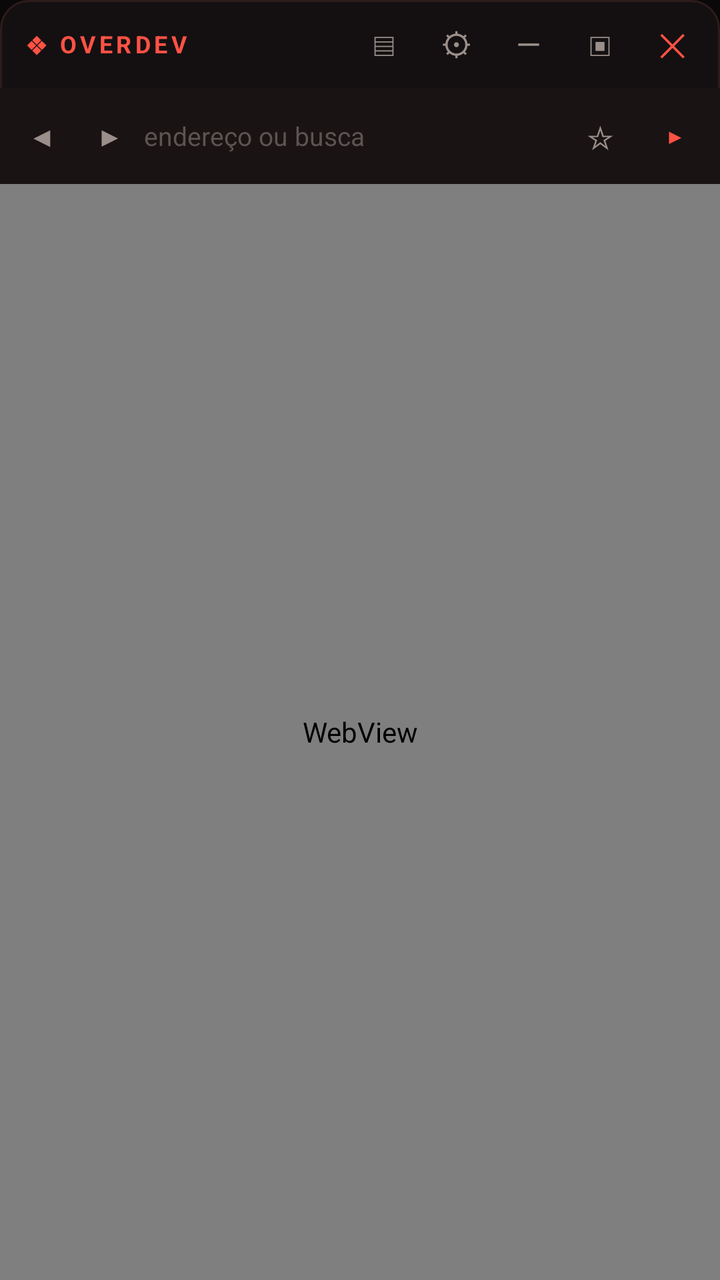
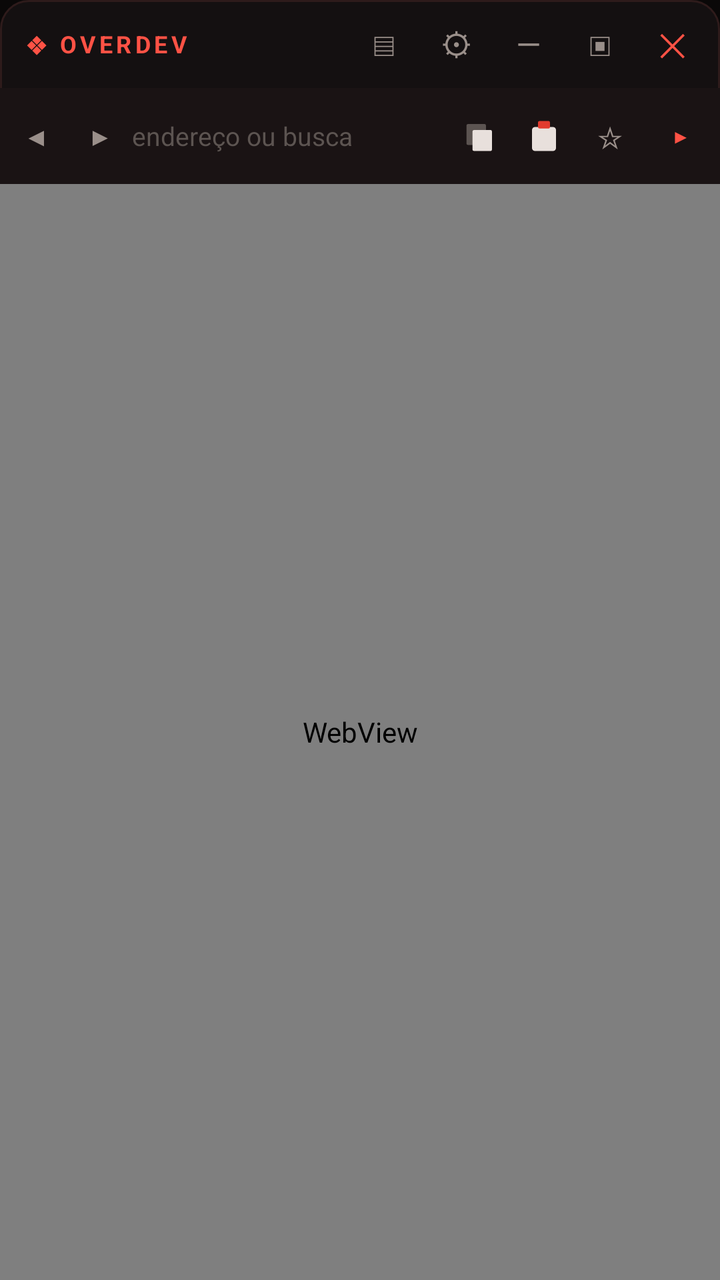

The first picture is an Android layout as it rendered before a commit; the second is the same layout after the commit. The layout source and the unified diff follow.
<!-- AndroidManifest.xml: application theme Theme.OverDev -->
<!-- res/layout/floating_browser.xml -->
<?xml version="1.0" encoding="utf-8"?>
<LinearLayout xmlns:android="http://schemas.android.com/apk/res/android"
    android:id="@+id/ovRoot"
    android:layout_width="match_parent"
    android:layout_height="match_parent"
    android:background="@drawable/ov_window_bg"
    android:orientation="vertical">

    <LinearLayout
        android:id="@+id/ovHeader"
        android:layout_width="match_parent"
        android:layout_height="44dp"
        android:gravity="center_vertical"
        android:orientation="horizontal"
        android:paddingStart="12dp"
        android:paddingEnd="6dp">

        <TextView
            android:layout_width="wrap_content"
            android:layout_height="wrap_content"
            android:letterSpacing="0.15"
            android:text="❖ OVERDEV"
            android:textColor="@color/ov_red_hi"
            android:textSize="12sp"
            android:textStyle="bold"/>

        <Space
            android:layout_width="0dp"
            android:layout_height="1dp"
            android:layout_weight="1"/>

        <TextView
            android:id="@+id/btnConsole"
            android:layout_width="36dp"
            android:layout_height="match_parent"
            android:background="?attr/selectableItemBackgroundBorderless"
            android:clickable="true"
            android:focusable="true"
            android:gravity="center"
            android:text="▤"
            android:textColor="@color/ov_dim"
            android:textSize="16sp"/>

        <TextView
            android:id="@+id/btnCfg"
            android:layout_width="36dp"
            android:layout_height="match_parent"
            android:background="?attr/selectableItemBackgroundBorderless"
            android:clickable="true"
            android:focusable="true"
            android:gravity="center"
            android:text="⚙"
            android:textColor="@color/ov_dim"
            android:textSize="16sp"/>

        <TextView
            android:id="@+id/btnMin"
            android:layout_width="36dp"
            android:layout_height="match_parent"
            android:background="?attr/selectableItemBackgroundBorderless"
            android:clickable="true"
            android:focusable="true"
            android:gravity="center"
            android:text="—"
            android:textColor="@color/ov_dim"
            android:textSize="16sp"/>

        <TextView
            android:id="@+id/btnExpand"
            android:layout_width="36dp"
            android:layout_height="match_parent"
            android:background="?attr/selectableItemBackgroundBorderless"
            android:clickable="true"
            android:focusable="true"
            android:gravity="center"
            android:text="▣"
            android:textColor="@color/ov_dim"
            android:textSize="16sp"/>

        <TextView
            android:id="@+id/btnClose"
            android:layout_width="36dp"
            android:layout_height="match_parent"
            android:background="?attr/selectableItemBackgroundBorderless"
            android:clickable="true"
            android:focusable="true"
            android:gravity="center"
            android:text="✕"
            android:textColor="@color/ov_red_hi"
            android:textSize="16sp"/>
    </LinearLayout>

    <LinearLayout
        android:layout_width="match_parent"
        android:layout_height="48dp"
        android:background="@color/ov_bar"
        android:gravity="center_vertical"
        android:orientation="horizontal"
        android:paddingStart="4dp"
        android:paddingEnd="4dp">

        <TextView
            android:id="@+id/btnBack"
            android:layout_width="34dp"
            android:layout_height="match_parent"
            android:background="?attr/selectableItemBackgroundBorderless"
            android:clickable="true"
            android:focusable="true"
            android:gravity="center"
            android:text="◀"
            android:textColor="@color/ov_dim"
            android:textSize="14sp"/>

        <TextView
            android:id="@+id/btnFwd"
            android:layout_width="34dp"
            android:layout_height="match_parent"
            android:background="?attr/selectableItemBackgroundBorderless"
            android:clickable="true"
            android:focusable="true"
            android:gravity="center"
            android:text="▶"
            android:textColor="@color/ov_dim"
            android:textSize="14sp"/>

        <EditText
            android:id="@+id/urlEdit"
            android:layout_width="0dp"
            android:layout_height="match_parent"
            android:layout_weight="1"
            android:background="@null"
            android:hint="endereço ou busca"
            android:imeOptions="actionGo"
            android:inputType="textUri"
            android:singleLine="true"
            android:textColor="@color/ov_txt"
            android:textColorHint="@color/ov_faint"
            android:textSize="13sp"/>

        <TextView
            android:id="@+id/btnStar"
            android:layout_width="36dp"
            android:layout_height="match_parent"
            android:background="?attr/selectableItemBackgroundBorderless"
            android:clickable="true"
            android:focusable="true"
            android:gravity="center"
            android:text="☆"
            android:textColor="@color/ov_dim"
            android:textSize="16sp"/>

        <TextView
            android:id="@+id/btnGo"
            android:layout_width="38dp"
            android:layout_height="match_parent"
            android:background="?attr/selectableItemBackgroundBorderless"
            android:clickable="true"
            android:focusable="true"
            android:gravity="center"
            android:text="▸"
            android:textColor="@color/ov_red_hi"
            android:textSize="18sp"
            android:textStyle="bold"/>
    </LinearLayout>

    <WebView
        android:id="@+id/webView"
        android:layout_width="match_parent"
        android:layout_height="0dp"
        android:layout_weight="1"/>
</LinearLayout>
<!-- resources referenced by this layout -->
<resources>
  <color name="ov_bar">#1A1314</color>
  <color name="ov_dim">#9A8F8A</color>
  <color name="ov_faint">#5C5451</color>
  <color name="ov_red_hi">#FF5245</color>
  <color name="ov_txt">#E8E0DC</color>
  <!-- drawable ov_window_bg (drawable) -->
  <?xml version="1.0" encoding="utf-8"?>
  <shape xmlns:android="http://schemas.android.com/apk/res/android" android:shape="rectangle">
      <solid android:color="#141011"/>
      <corners android:radius="14dp"/>
      <stroke android:width="1dp" android:color="#2E1B1B"/>
  </shape>
  <style name="Theme.OverDev" parent="Theme.Material3.Dark.NoActionBar">
          <item name="colorPrimary">@color/ov_red_hi</item>
          <item name="colorOnPrimary">#140404</item>
          <item name="colorSecondary">@color/ov_red</item>
          <item name="colorOnSecondary">#140404</item>
          <item name="colorSurface">@color/ov_surface</item>
          <item name="colorOnSurface">@color/ov_txt</item>
          <item name="android:colorBackground">@color/ov_bg</item>
          <item name="android:statusBarColor">@color/ov_bg</item>
          <item name="android:navigationBarColor">@color/ov_bg</item>
      </style>
  <color name="ov_red">#E23B2E</color>
  <color name="ov_surface">#141011</color>
  <color name="ov_bg">#0A0808</color>
</resources>

<!-- the commit's change to res/layout/floating_browser.xml (unified diff, before → after) -->
@@ -96,12 +96,12 @@
         android:background="@color/ov_bar"
         android:gravity="center_vertical"
         android:orientation="horizontal"
-        android:paddingStart="4dp"
-        android:paddingEnd="4dp">
+        android:paddingStart="2dp"
+        android:paddingEnd="2dp">
 
         <TextView
             android:id="@+id/btnBack"
-            android:layout_width="34dp"
+            android:layout_width="32dp"
             android:layout_height="match_parent"
             android:background="?attr/selectableItemBackgroundBorderless"
             android:clickable="true"
@@ -109,11 +109,11 @@
             android:gravity="center"
             android:text="◀"
             android:textColor="@color/ov_dim"
-            android:textSize="14sp"/>
+            android:textSize="13sp"/>
 
         <TextView
             android:id="@+id/btnFwd"
-            android:layout_width="34dp"
+            android:layout_width="32dp"
             android:layout_height="match_parent"
             android:background="?attr/selectableItemBackgroundBorderless"
             android:clickable="true"
@@ -121,7 +121,7 @@
             android:gravity="center"
             android:text="▶"
             android:textColor="@color/ov_dim"
-            android:textSize="14sp"/>
+            android:textSize="13sp"/>
 
         <EditText
             android:id="@+id/urlEdit"
@@ -137,9 +137,31 @@
             android:textColorHint="@color/ov_faint"
             android:textSize="13sp"/>
 
+        <ImageView
+            android:id="@+id/btnCopy"
+            android:layout_width="32dp"
+            android:layout_height="match_parent"
+            android:background="?attr/selectableItemBackgroundBorderless"
+            android:clickable="true"
+            android:contentDescription="copiar endereço"
+            android:focusable="true"
+            android:padding="7dp"
+            android:src="@drawable/ic_ov_copy"/>
+
+        <ImageView
+            android:id="@+id/btnPaste"
+            android:layout_width="32dp"
+            android:layout_height="match_parent"
+            android:background="?attr/selectableItemBackgroundBorderless"
+            android:clickable="true"
+            android:contentDescription="colar da transferência"
+            android:focusable="true"
+            android:padding="7dp"
+            android:src="@drawable/ic_ov_paste"/>
+
         <TextView
             android:id="@+id/btnStar"
-            android:layout_width="36dp"
+            android:layout_width="34dp"
             android:layout_height="match_parent"
             android:background="?attr/selectableItemBackgroundBorderless"
             android:clickable="true"
@@ -147,11 +169,11 @@
             android:gravity="center"
             android:text="☆"
             android:textColor="@color/ov_dim"
-            android:textSize="16sp"/>
+            android:textSize="15sp"/>
 
         <TextView
             android:id="@+id/btnGo"
-            android:layout_width="38dp"
+            android:layout_width="36dp"
             android:layout_height="match_parent"
             android:background="?attr/selectableItemBackgroundBorderless"
             android:clickable="true"
@@ -159,7 +181,7 @@
             android:gravity="center"
             android:text="▸"
             android:textColor="@color/ov_red_hi"
-            android:textSize="18sp"
+            android:textSize="17sp"
             android:textStyle="bold"/>
     </LinearLayout>
 
<!-- resource entries referenced after the edit -->
@@ -5,6 +5,34 @@
   <color name="ov_faint">#5C5451</color>
   <color name="ov_red_hi">#FF5245</color>
   <color name="ov_txt">#E8E0DC</color>
+  <!-- drawable ic_ov_copy (drawable) -->
+  <?xml version="1.0" encoding="utf-8"?>
+  <vector xmlns:android="http://schemas.android.com/apk/res/android"
+      android:width="24dp"
+      android:height="24dp"
+      android:viewportWidth="24"
+      android:viewportHeight="24">
+      <path
+          android:fillColor="#5C5451"
+          android:pathData="M4,4 h11 a1,1 0 0 1 1,1 v12 a1,1 0 0 1 -1,1 h-11 a1,1 0 0 1 -1,-1 v-12 a1,1 0 0 1 1,-1 z"/>
+      <path
+          android:fillColor="#E8E0DC"
+          android:pathData="M8,8 h11 a1,1 0 0 1 1,1 v12 a1,1 0 0 1 -1,1 h-11 a1,1 0 0 1 -1,-1 v-12 a1,1 0 0 1 1,-1 z"/>
+  </vector>
+  <!-- drawable ic_ov_paste (drawable) -->
+  <?xml version="1.0" encoding="utf-8"?>
+  <vector xmlns:android="http://schemas.android.com/apk/res/android"
+      android:width="24dp"
+      android:height="24dp"
+      android:viewportWidth="24"
+      android:viewportHeight="24">
+      <path
+          android:fillColor="#E8E0DC"
+          android:pathData="M6,6 h12 a2,2 0 0 1 2,2 v12 a2,2 0 0 1 -2,2 h-12 a2,2 0 0 1 -2,-2 v-12 a2,2 0 0 1 2,-2 z"/>
+      <path
+          android:fillColor="#E23B2E"
+          android:pathData="M9,2 h6 a1,1 0 0 1 1,1 v3 a1,1 0 0 1 -1,1 h-6 a1,1 0 0 1 -1,-1 v-3 a1,1 0 0 1 1,-1 z"/>
+  </vector>
   <!-- drawable ov_window_bg (drawable) -->
   <?xml version="1.0" encoding="utf-8"?>
   <shape xmlns:android="http://schemas.android.com/apk/res/android" android:shape="rectangle">
